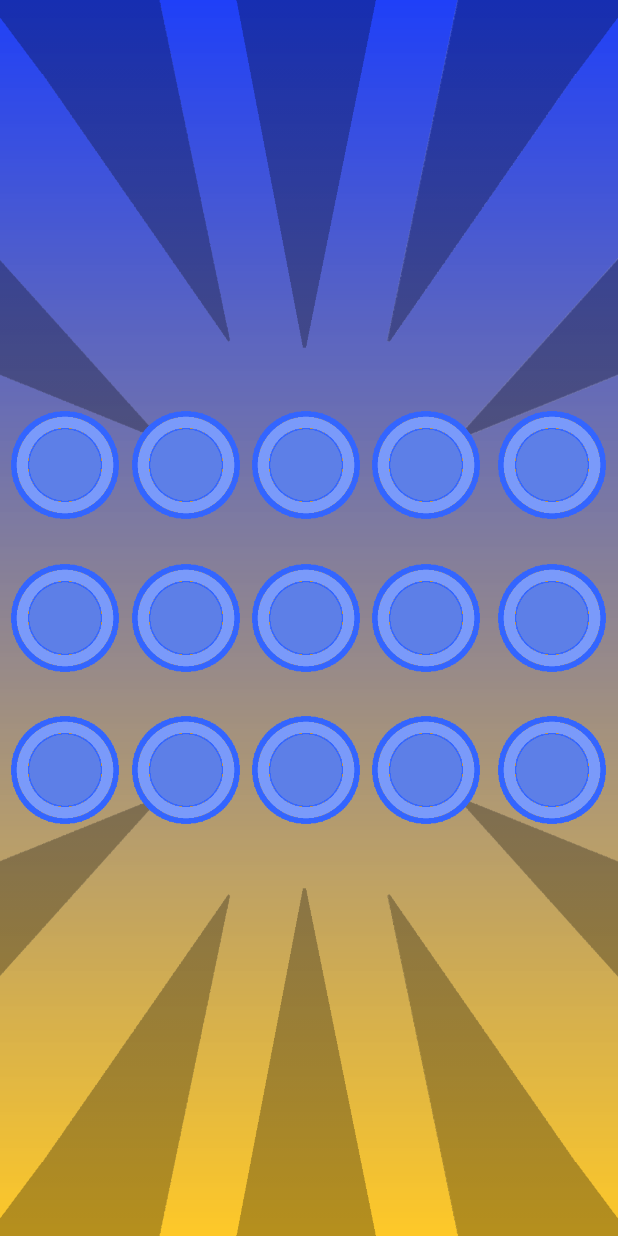
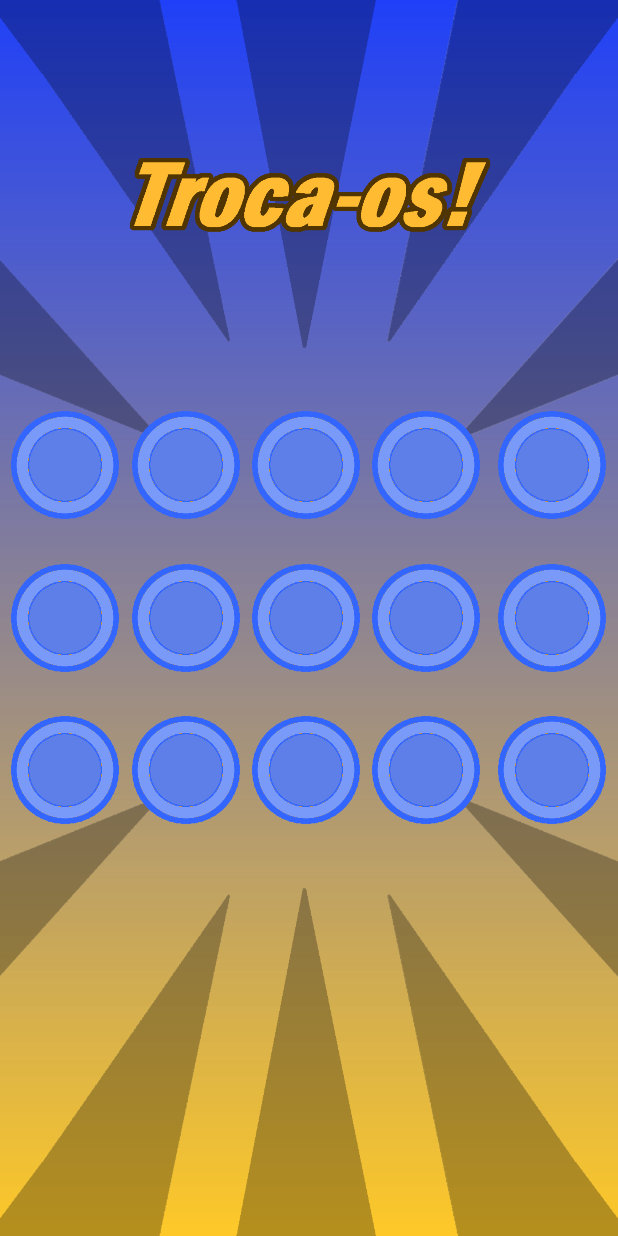
Before and after one commit to yoguimachine/ProjetoPDM, an Android app: the MainActivity6 screen opened directly, with no data from a screen before it, on a phone screen of 412 x 824 dp. Run offline under Robolectric (Android 15) with nearby library versions, the phone set to English and light mode, and no system bars.

Commit message:
cristiano roanldo

```diff
--- a/levaMeContigoV2/app/src/main/java/pmd/di/ubi/pt/levamecontigov2/MainActivity.java
+++ b/levaMeContigoV2/app/src/main/java/pmd/di/ubi/pt/levamecontigov2/MainActivity.java
@@ -39,7 +39,7 @@ public class MainActivity extends AppCompatActivity {
         regBtn.setOnClickListener(new View.OnClickListener() {
             @Override
             public void onClick(View v) {
-                regBtn.setImageResource(R.drawable.reg_btn2);
+                regBtn.setImageResource(R.drawable.app_btnstart2);
                 Intent register = new Intent(MainActivity.this, MainActivity2.class);
                 startActivity(register);
 
--- a/levaMeContigoV2/app/src/main/java/pmd/di/ubi/pt/levamecontigov2/MainActivity2.java
+++ b/levaMeContigoV2/app/src/main/java/pmd/di/ubi/pt/levamecontigov2/MainActivity2.java
@@ -49,7 +49,7 @@ public class MainActivity2 extends AppCompatActivity {
     }
 
     public void geraToken(){
-        startBtn.setImageResource(R.drawable.app_btnstart2);
+        startBtn.setImageResource(R.drawable.reg_btn2);
         Token myToken = new Token();
         String auxUsername = usertxt.getText().toString();
         Task<String> idTask = FirebaseInstallations.getInstance().getId();
--- /dev/null
+++ b/levaMeContigoV2/app/src/main/res/anim/anim3.xml
@@ -0,0 +1,19 @@
+<?xml version="1.0" encoding="utf-8"?>
+<set xmlns:android="http://schemas.android.com/apk/res/android"
+    android:duration="150"
+    android:startOffset="100"
+    android:interpolator="@android:anim/accelerate_interpolator"
+    >
+
+    <alpha
+        android:fromAlpha="0.0"
+        android:toAlpha="1.0"/>
+    <scale
+        android:fromXScale="0.0"
+        android:fromYScale="0.0"
+        android:toXScale="1.0"
+        android:toYScale="1.0"
+        android:pivotX="50%"
+        android:pivotY="50%"/>
+
+</set>
--- a/levaMeContigoV2/app/src/main/res/layout/activity_main.xml
+++ b/levaMeContigoV2/app/src/main/res/layout/activity_main.xml
@@ -30,7 +30,7 @@
         android:id="@+id/regBtn"
         android:layout_width="185dp"
         android:layout_height="87dp"
-        android:src="@drawable/reg_btn"
+        android:src="@drawable/app_btnstart"
         app:layout_constraintBottom_toBottomOf="@+id/view"
         app:layout_constraintEnd_toEndOf="parent"
         app:layout_constraintStart_toStartOf="parent"
--- a/levaMeContigoV2/app/src/main/res/layout/activity_main2.xml
+++ b/levaMeContigoV2/app/src/main/res/layout/activity_main2.xml
@@ -31,7 +31,7 @@
         android:id="@+id/startBtn"
         android:layout_width="185dp"
         android:layout_height="87dp"
-        android:src="@drawable/app_btnstart"
+        android:src="@drawable/reg_btn"
         app:layout_constraintBottom_toBottomOf="@+id/view"
         app:layout_constraintEnd_toEndOf="parent"
         app:layout_constraintStart_toStartOf="parent"
--- a/levaMeContigoV2/app/src/main/res/layout/activity_main6.xml
+++ b/levaMeContigoV2/app/src/main/res/layout/activity_main6.xml
@@ -14,6 +14,19 @@
         android:background="@drawable/app_bkg"
         app:layout_constraintTop_toTopOf="parent"
         tools:layout_editor_absoluteX="0dp" />
+
+
+    <ImageView
+        android:id="@+id/title"
+        android:layout_width="745dp"
+        android:layout_height="260dp"
+        android:src="@drawable/change"
+        app:layout_constraintBottom_toBottomOf="@+id/view"
+        app:layout_constraintEnd_toEndOf="parent"
+        app:layout_constraintStart_toStartOf="parent"
+        app:layout_constraintTop_toTopOf="@+id/view"
+        app:layout_constraintVertical_bias="0.0" />
+
 
     <ImageView
         android:id="@+id/collection5"
@@ -70,7 +83,7 @@
         android:id="@+id/collection3"
         android:layout_width="73dp"
         android:layout_height="77dp"
-
+        android:clickable="true"
         android:src="@drawable/possible"
         app:layout_constraintBottom_toBottomOf="@+id/view"
         app:layout_constraintEnd_toEndOf="parent"
@@ -83,7 +96,7 @@
         android:id="@+id/collection"
         android:layout_width="73dp"
         android:layout_height="77dp"
-
+        android:clickable="true"
         android:src="@drawable/possible"
         app:layout_constraintBottom_toBottomOf="@+id/view"
         app:layout_constraintEnd_toEndOf="parent"
@@ -96,7 +109,7 @@
         android:id="@+id/collection6"
         android:layout_width="73dp"
         android:layout_height="77dp"
-
+        android:clickable="true"
         android:src="@drawable/possible"
         app:layout_constraintBottom_toBottomOf="@+id/view"
         app:layout_constraintEnd_toEndOf="parent"
@@ -108,7 +121,7 @@
         android:id="@+id/collection11"
         android:layout_width="73dp"
         android:layout_height="77dp"
-
+        android:clickable="true"
         android:src="@drawable/possible"
         app:layout_constraintBottom_toBottomOf="@+id/view"
         app:layout_constraintEnd_toEndOf="parent"
@@ -121,7 +134,7 @@
         android:id="@+id/collection12"
         android:layout_width="73dp"
         android:layout_height="77dp"
-
+        android:clickable="true"
         android:src="@drawable/possible"
         app:layout_constraintBottom_toBottomOf="@+id/view"
         app:layout_constraintEnd_toEndOf="parent"
@@ -134,7 +147,7 @@
         android:id="@+id/collection13"
         android:layout_width="73dp"
         android:layout_height="77dp"
-
+        android:clickable="true"
         android:src="@drawable/possible"
         app:layout_constraintBottom_toBottomOf="@+id/view"
         app:layout_constraintEnd_toEndOf="parent"
@@ -147,7 +160,7 @@
         android:id="@+id/collection14"
         android:layout_width="73dp"
         android:layout_height="77dp"
-
+        android:clickable="true"
         android:src="@drawable/possible"
         app:layout_constraintBottom_toBottomOf="@+id/view"
         app:layout_constraintEnd_toEndOf="parent"
@@ -160,7 +173,7 @@
         android:id="@+id/collection9"
         android:layout_width="73dp"
         android:layout_height="77dp"
-
+        android:clickable="true"
         android:src="@drawable/possible"
         app:layout_constraintBottom_toBottomOf="@+id/view"
         app:layout_constraintEnd_toEndOf="parent"
@@ -172,7 +185,7 @@
         android:id="@+id/collection15"
         android:layout_width="73dp"
         android:layout_height="77dp"
-
+        android:clickable="true"
         android:src="@drawable/possible"
         app:layout_constraintBottom_toBottomOf="@+id/view"
         app:layout_constraintEnd_toEndOf="parent"
@@ -185,7 +198,7 @@
         android:id="@+id/collection10"
         android:layout_width="73dp"
         android:layout_height="77dp"
-
+        android:clickable="true"
         android:src="@drawable/possible"
         app:layout_constraintBottom_toBottomOf="@+id/view"
         app:layout_constraintEnd_toEndOf="parent"
@@ -204,5 +217,16 @@
         app:layout_constraintStart_toStartOf="parent"
         app:layout_constraintTop_toTopOf="parent" />
 
+    <ImageButton
+        android:id="@+id/trocar"
+        android:layout_width="185dp"
+        android:layout_height="87dp"
+        android:src="@drawable/trocar"
+        app:layout_constraintBottom_toBottomOf="@+id/view"
+        app:layout_constraintEnd_toEndOf="parent"
+        app:layout_constraintStart_toStartOf="parent"
+        app:layout_constraintTop_toTopOf="parent"
+        app:layout_constraintVertical_bias="0.855" />
+
 
 </androidx.constraintlayout.widget.ConstraintLayout>
```
Also changed, not shown: levaMeContigoV2/app/src/main/java/pmd/di/ubi/pt/levamecontigov2/MainActivity3.java (+6 -6 lines), levaMeContigoV2/app/src/main/java/pmd/di/ubi/pt/levamecontigov2/MainActivity6.java (+226 -1 lines), levaMeContigoV2/app/src/main/res/layout/activity_main5.xml (+12 -0 lines), levaMeContigoV2/app/src/main/res/drawable/change.png (added), levaMeContigoV2/app/src/main/res/drawable/collectiontitle.png (added), levaMeContigoV2/app/src/main/res/drawable/possible2.png (added), levaMeContigoV2/app/src/main/res/drawable/trocar.png (added), levaMeContigoV2/app/src/main/res/drawable/trocar2.png (added).
